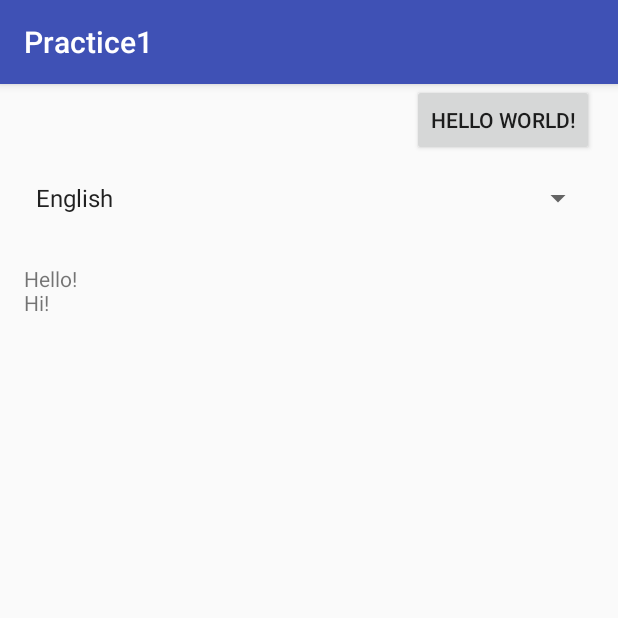
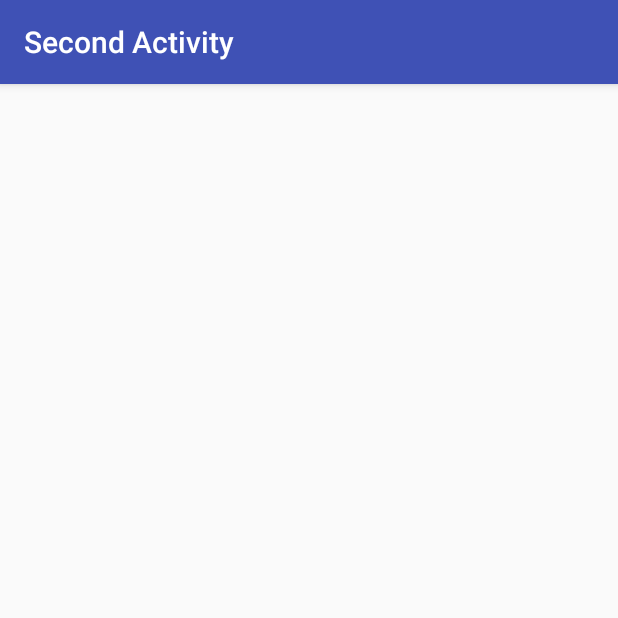
Before and after one commit to pmknkaek/androidPractice, an Android app: the screen it shows after launch (MainActivity before the commit, SecondActivity after it), after a tap on "HELLO WORLD!", on a phone screen of 412 x 824 dp, the top half of it. Run offline under Robolectric (Android 15) with nearby library versions, the phone set to English and light mode, and no system bars.

Commit message:
Adding second activity

```diff
--- a/app/src/main/AndroidManifest.xml
+++ b/app/src/main/AndroidManifest.xml
@@ -9,14 +9,16 @@
         android:roundIcon="@mipmap/ic_launcher_round"
         android:supportsRtl="true"
         android:theme="@style/AppTheme">
-        <activity android:name=".MainActivity">
+        <activity android:name=".MainActivity"
+            android:label="@string/main_label">
             <intent-filter>
                 <action android:name="android.intent.action.MAIN" />
 
                 <category android:name="android.intent.category.LAUNCHER" />
             </intent-filter>
         </activity>
-        <activity android:name=".SecondActivity"></activity>
+        <activity android:name=".SecondActivity"
+            android:label="@string/second_label"></activity>
     </application>
 
 </manifest>
--- a/app/src/main/java/com/andy/practice1/MainActivity.java
+++ b/app/src/main/java/com/andy/practice1/MainActivity.java
@@ -1,5 +1,6 @@
 package com.andy.practice1;
 
+import android.content.Intent;
 import android.support.v7.app.AppCompatActivity;
 import android.os.Bundle;
 import android.view.View;
@@ -23,15 +24,17 @@ public class MainActivity extends AppCompatActivity {
         int selection = (int)language.getSelectedItemId();
         List<String> wordsList = getWords(selection);
         StringBuilder wordsFormatted = new StringBuilder();
+        Intent intent = new Intent(this, SecondActivity.class);
 
         for (String word:wordsList) {
             wordsFormatted.append(word).append('\n');
         }
-        words.setText(wordsFormatted);
+       // words.setText(wordsFormatted);
+        startActivity(intent);
         }
 
     public List<String> getWords(int id){
-        List<String> words = new ArrayList<String>();
+        List<String> words = new ArrayList<>();
         if (id == 0){
             words.add("Hello!");
             words.add("Hi!");
--- a/app/src/main/res/layout/activity_second.xml
+++ b/app/src/main/res/layout/activity_second.xml
@@ -6,4 +6,15 @@
     android:layout_height="match_parent"
     tools:context="com.andy.practice1.SecondActivity">
 
+    <TextView
+        android:id="@+id/textView"
+        android:layout_width="7dp"
+        android:layout_height="21dp"
+        android:text="@string/phrases"
+        app:layout_constraintTop_toTopOf="parent"
+        android:layout_marginTop="16dp"
+        android:layout_marginLeft="8dp"
+        app:layout_constraintLeft_toLeftOf="parent"
+        android:layout_marginRight="8dp"
+        app:layout_constraintRight_toRightOf="parent" />
 </android.support.constraint.ConstraintLayout>
--- a/app/src/main/res/values/strings.xml
+++ b/app/src/main/res/values/strings.xml
@@ -6,4 +6,6 @@
         <item>German</item>
     </array>
     <string name="phrases" translatable="false"></string>
+    <string name="main_label">Main Activity</string>
+    <string name="second_label">Second Activity</string>
 </resources>
```
Also changed, not shown: 1 other file.
